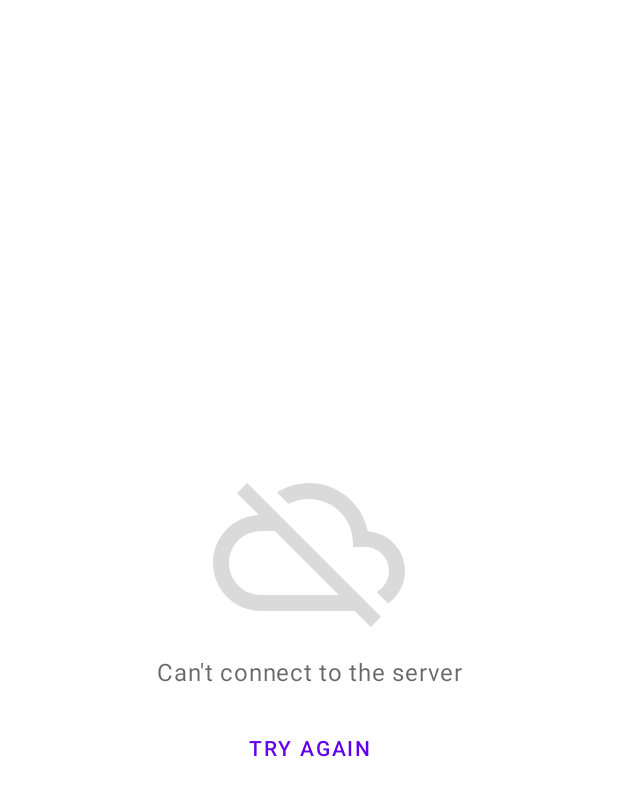
After one commit to alex-petrakov/Cyclone, an Android app: the layout layout_weather_error_view.xml on its own in the app's theme, with its tools: preview values and no code run, on a phone screen of 412 x 824 dp. The commit adds this screen. Shown: the top 796 px of the screen. Run offline under Robolectric (Android 15) with nearby library versions, the phone set to English and light mode, and no system bars.

Commit message:
Add Loading, Error and Content states to Weather screen

```diff
--- a/app/src/main/java/me/alexpetrakov/cyclone/weather/data/WeatherProvider.kt
+++ b/app/src/main/java/me/alexpetrakov/cyclone/weather/data/WeatherProvider.kt
@@ -1,5 +1,6 @@
 package me.alexpetrakov.cyclone.weather.data
 
+import kotlinx.coroutines.delay
 import me.alexpetrakov.cyclone.weather.domain.*
 import me.alexpetrakov.cyclone.weather.domain.units.*
 import me.alexpetrakov.cyclone.weather.domain.units.PressureUnit.Companion.pascal
@@ -133,6 +134,7 @@ class WeatherProvider : WeatherRepository {
     )
 
     override suspend fun getWeather(): Result<Weather> {
+        delay(3000L)
         return Result.success(weather)
     }
 }
--- a/app/src/main/java/me/alexpetrakov/cyclone/weather/presentation/WeatherViewModel.kt
+++ b/app/src/main/java/me/alexpetrakov/cyclone/weather/presentation/WeatherViewModel.kt
@@ -14,9 +14,10 @@ import java.util.*
 class WeatherViewModel(private val weatherRepository: WeatherRepository) : ViewModel() {
 
     private val _viewState = liveData {
+        emit(ViewState.Loading)
         weatherRepository.getWeather().fold(
-            { weather -> emit(ViewState(weather.toUiModel())) },
-            { TODO("Not implemented") }
+            { weather -> emit(ViewState.Content(false, weather.toUiModel())) },
+            { emit(ViewState.Error) }
         )
     }
 
--- /dev/null
+++ b/app/src/main/res/drawable/ic_no_connection.xml
@@ -0,0 +1,11 @@
+<vector xmlns:android="http://schemas.android.com/apk/res/android"
+    android:width="24dp"
+    android:height="24dp"
+    android:viewportWidth="24"
+    android:viewportHeight="24"
+    android:alpha="0.24"
+    android:tint="?attr/colorControlNormal">
+  <path
+      android:fillColor="@android:color/white"
+      android:pathData="M19.35,10.04C18.67,6.59 15.64,4 12,4c-1.48,0 -2.85,0.43 -4.01,1.17l1.46,1.46C10.21,6.23 11.08,6 12,6c3.04,0 5.5,2.46 5.5,5.5v0.5H19c1.66,0 3,1.34 3,3 0,1.13 -0.64,2.11 -1.56,2.62l1.45,1.45C23.16,18.16 24,16.68 24,15c0,-2.64 -2.05,-4.78 -4.65,-4.96zM3,5.27l2.75,2.74C2.56,8.15 0,10.77 0,14c0,3.31 2.69,6 6,6h11.73l2,2L21,20.73 4.27,4 3,5.27zM7.73,10l8,8H6c-2.21,0 -4,-1.79 -4,-4s1.79,-4 4,-4h1.73z" />
+</vector>
--- /dev/null
+++ b/app/src/main/res/layout/layout_weather_error_view.xml
@@ -0,0 +1,32 @@
+<?xml version="1.0" encoding="utf-8"?>
+<LinearLayout xmlns:android="http://schemas.android.com/apk/res/android"
+    android:layout_width="match_parent"
+    android:layout_height="match_parent"
+    android:gravity="center"
+    android:orientation="vertical"
+    android:padding="16dp">
+
+    <ImageView
+        android:layout_width="128dp"
+        android:layout_height="128dp"
+        android:importantForAccessibility="no"
+        android:src="@drawable/ic_no_connection" />
+
+    <TextView
+        android:layout_width="match_parent"
+        android:layout_height="wrap_content"
+        android:layout_marginTop="8dp"
+        android:gravity="center"
+        android:text="@string/weather_error_cant_connect"
+        android:textAppearance="?textAppearanceBody1"
+        android:textColor="?android:textColorSecondary" />
+
+    <Button
+        android:id="@+id/retry_button"
+        style="@style/Widget.MaterialComponents.Button.TextButton"
+        android:layout_width="match_parent"
+        android:layout_height="wrap_content"
+        android:layout_marginTop="16dp"
+        android:text="@string/app_action_try_again" />
+
+</LinearLayout>
--- a/app/src/main/res/values/strings.xml
+++ b/app/src/main/res/values/strings.xml
@@ -14,4 +14,6 @@
     <string name="template_pressure_pascal"><![CDATA[%d Pa]]></string>
     <string name="weather_today_title">Today</string>
     <string name="weather_this_week_title">This week</string>
+    <string name="weather_error_cant_connect">Can\'t connect to the server</string>
+    <string name="app_action_try_again">Try again</string>
 </resources>
```
Also changed, not shown: app/src/main/java/me/alexpetrakov/cyclone/weather/presentation/ViewState.kt (+11 -1 lines), app/src/main/java/me/alexpetrakov/cyclone/weather/presentation/WeatherFragment.kt (+26 -0 lines), app/src/main/res/layout/fragment_weather.xml (+20 -7 lines), app/src/main/res/layout/layout_weather_content_view.xml (added, +11 -0 lines).
